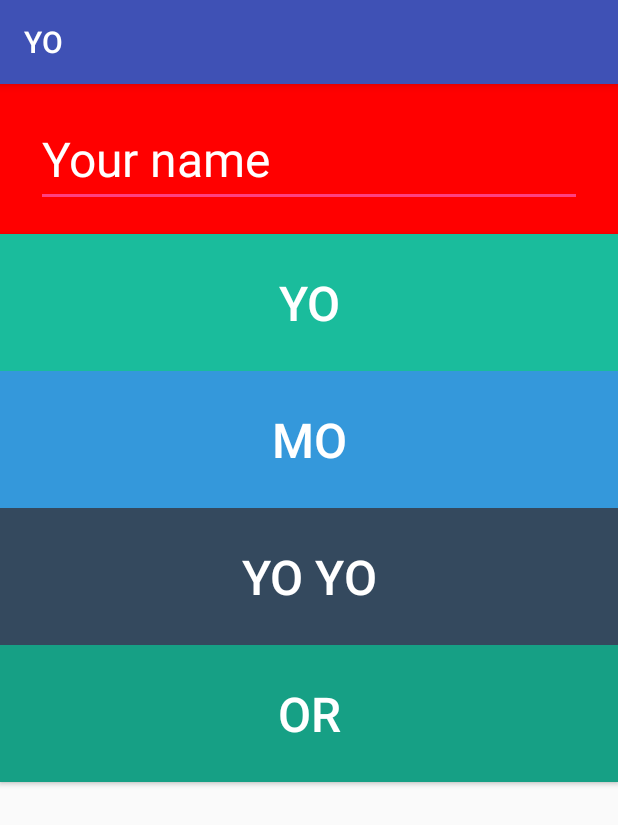
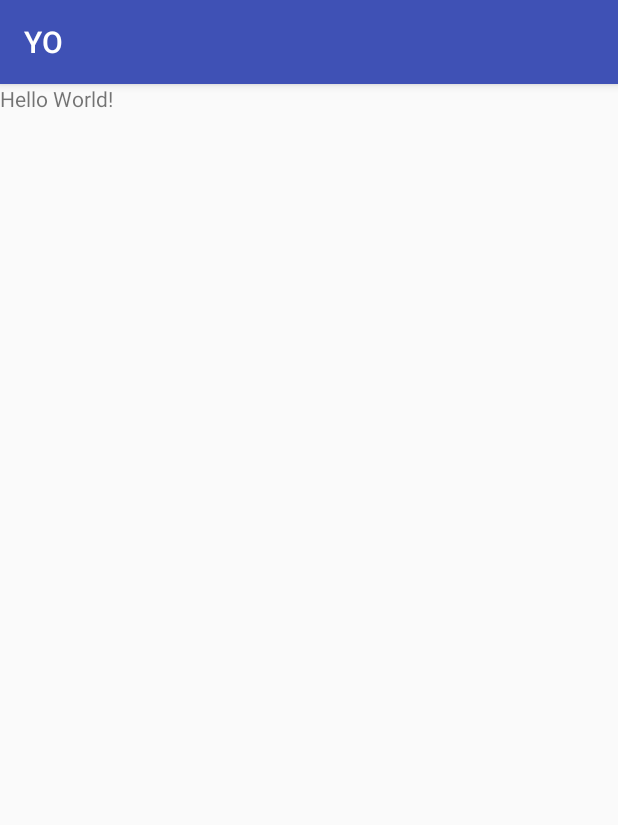
Before and after one commit to zhangjiashen/Easy_YO, an Android app: the screen it shows after launch (MainActivity), on a phone screen of 412 x 824 dp. Shown: the top 825 px of the screen. Run offline under Robolectric (Android 15) with nearby library versions, the phone set to English and light mode, and no system bars.

Commit message:
add TODO

```diff
--- a/app/src/main/java/com/jiuzhang/guojing/yo/MainActivity.java
+++ b/app/src/main/java/com/jiuzhang/guojing/yo/MainActivity.java
@@ -3,13 +3,10 @@ package com.jiuzhang.guojing.yo;
 import android.os.Bundle;
 import android.support.v7.app.AppCompatActivity;
 import android.view.View;
-import android.view.animation.Animation;
-import android.view.animation.AnimationUtils;
 import android.widget.Button;
 import android.widget.EditText;
-import android.widget.Toast;
+import android.widget.TextView;
 
-@SuppressWarnings("ConstantConditions")
 public class MainActivity extends AppCompatActivity {
 
     @Override
@@ -17,45 +14,9 @@ public class MainActivity extends AppCompatActivity {
         super.onCreate(savedInstanceState);
         setContentView(R.layout.activity_main);
 
-        final Animation animation = AnimationUtils.loadAnimation(this, R.anim.text_anim);
+        //TODO 5: get the EditText, the Button and the TextView using findViewById
 
-        final EditText nameEdit = (EditText) findViewById(R.id.name);
-
-        final Button button1 = (Button) findViewById(R.id.btn_1);
-        button1.setOnClickListener(new View.OnClickListener() {
-            @Override
-            public void onClick(View v) {
-                button1.startAnimation(animation);
-                Toast.makeText(MainActivity.this, button1.getText() + " " + nameEdit.getText(), Toast.LENGTH_SHORT).show();
-            }
-        });
-
-        final Button button2 = (Button) findViewById(R.id.btn_2);
-        button2.setOnClickListener(new View.OnClickListener() {
-            @Override
-            public void onClick(View v) {
-                button2.startAnimation(animation);
-                Toast.makeText(MainActivity.this, button2.getText() + " " + nameEdit.getText(), Toast.LENGTH_SHORT).show();
-            }
-        });
-
-        final Button button3 = (Button) findViewById(R.id.btn_3);
-        button3.setOnClickListener(new View.OnClickListener() {
-            @Override
-            public void onClick(View v) {
-                button3.startAnimation(animation);
-                Toast.makeText(MainActivity.this, button3.getText() + " " + nameEdit.getText(), Toast.LENGTH_SHORT).show();
-            }
-        });
-
-        final Button button4 = (Button) findViewById(R.id.btn_4);
-        button4.setOnClickListener(new View.OnClickListener() {
-            @Override
-            public void onClick(View v) {
-                button4.startAnimation(animation);
-                Toast.makeText(MainActivity.this, button4.getText() + " " + nameEdit.getText(), Toast.LENGTH_SHORT).show();
-            }
-        });
+        //TODO 6: set the OnClickListener of the button so that when the button is clicked, your program should set the text of TextView to be the value of the EditText
 
     }
 }
--- a/app/src/main/res/layout/activity_main.xml
+++ b/app/src/main/res/layout/activity_main.xml
@@ -1,69 +1,20 @@
 <?xml version="1.0" encoding="utf-8"?>
-<LinearLayout
-    xmlns:android="http://schemas.android.com/apk/res/android"
-    android:orientation="vertical"
+<!--
+TODO 1: change RelativeLayout to LinearLayout, set its orientation to "vertical", padding to 16dp
+-->
+<RelativeLayout xmlns:android="http://schemas.android.com/apk/res/android"
+    xmlns:tools="http://schemas.android.com/tools"
+    android:id="@+id/activity_main"
     android:layout_width="match_parent"
     android:layout_height="match_parent">
 
-    <FrameLayout
-        android:layout_width="match_parent"
+    <!--TODO 2: add an EditText element into the layout file with id “@+id/edit_text”, width “match_parent” and height “wrap_content”-->
+
+    <!--TODO 3: add a Button to the layout file with id “@+id/button”, width “match_parent”, height “wrap_content” and text “Click me!”-->
+
+    <!--TODO 4: add id field “@+id/text_view”-->
+    <TextView
+        android:layout_width="wrap_content"
         android:layout_height="wrap_content"
-        android:paddingTop="18dp"
-        android:paddingBottom="18dp"
-        android:paddingLeft="24dp"
-        android:paddingRight="24dp"
-        android:background="#ff0000">
-
-        <EditText
-            android:id="@+id/name"
-            android:layout_width="match_parent"
-            android:layout_height="wrap_content"
-            android:textSize="32sp"
-            android:textColor="@android:color/white"
-            android:textColorHint="@android:color/white"
-            android:hint="Your name"/>
-
-    </FrameLayout>
-
-    <Button
-        android:id="@+id/btn_1"
-        android:layout_width="match_parent"
-        android:layout_height="wrap_content"
-        android:text="YO"
-        android:textColor="@android:color/white"
-        android:textSize="32sp"
-        android:padding="24dp"
-        android:background="#1ABC9C"/>
-
-    <Button
-        android:id="@+id/btn_2"
-        android:layout_width="match_parent"
-        android:layout_height="wrap_content"
-        android:text="MO"
-        android:textColor="@android:color/white"
-        android:textSize="32sp"
-        android:padding="24dp"
-        android:background="#3498DB"/>
-
-    <Button
-        android:id="@+id/btn_3"
-        android:layout_width="match_parent"
-        android:layout_height="wrap_content"
-        android:text="YO YO"
-        android:textColor="@android:color/white"
-        android:textSize="32sp"
-        android:padding="24dp"
-        android:background="#34495E"/>
-
-
-    <Button
-        android:id="@+id/btn_4"
-        android:layout_width="match_parent"
-        android:layout_height="wrap_content"
-        android:text="OR"
-        android:textColor="@android:color/white"
-        android:textSize="32sp"
-        android:padding="24dp"
-        android:background="#16A085"/>
-
-</LinearLayout>
+        android:text="Hello World!" />
+</RelativeLayout>
--- a/app/src/main/res/layout/test_dp.xml
+++ /dev/null
@@ -1,13 +0,0 @@
-<?xml version="1.0" encoding="utf-8"?>
-<FrameLayout xmlns:android="http://schemas.android.com/apk/res/android"
-              android:orientation="vertical"
-              android:layout_width="match_parent"
-              android:layout_height="match_parent">
-
-    <View
-        android:layout_width="240px"
-        android:layout_height="240px"
-        android:layout_gravity="center"
-        android:background="#ff0000"/>
-
-</FrameLayout>
```
Also changed, not shown: 2 other files.
